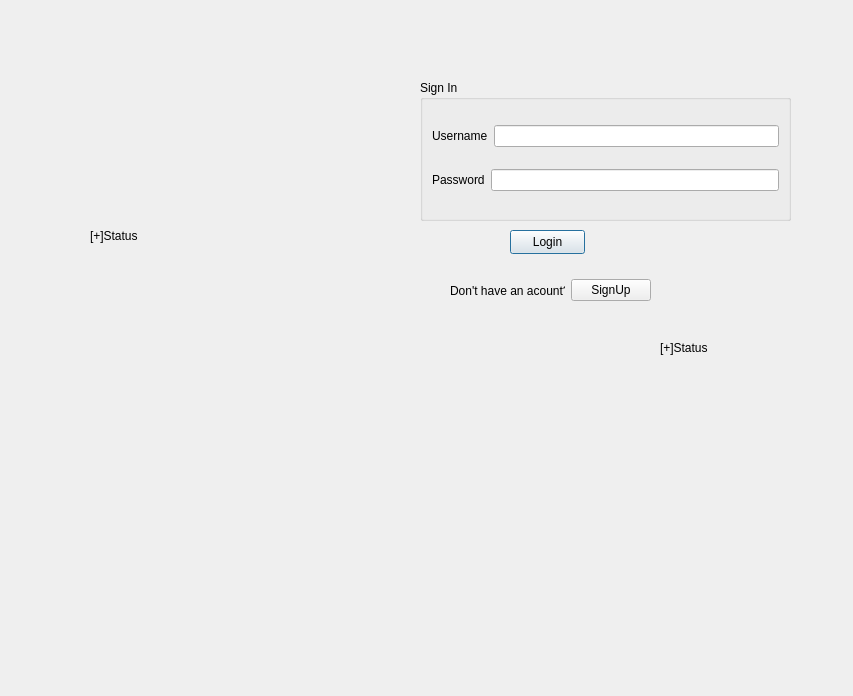
Qt form loginp.ui (manasvi30/the-muncheese-project) before a commit.
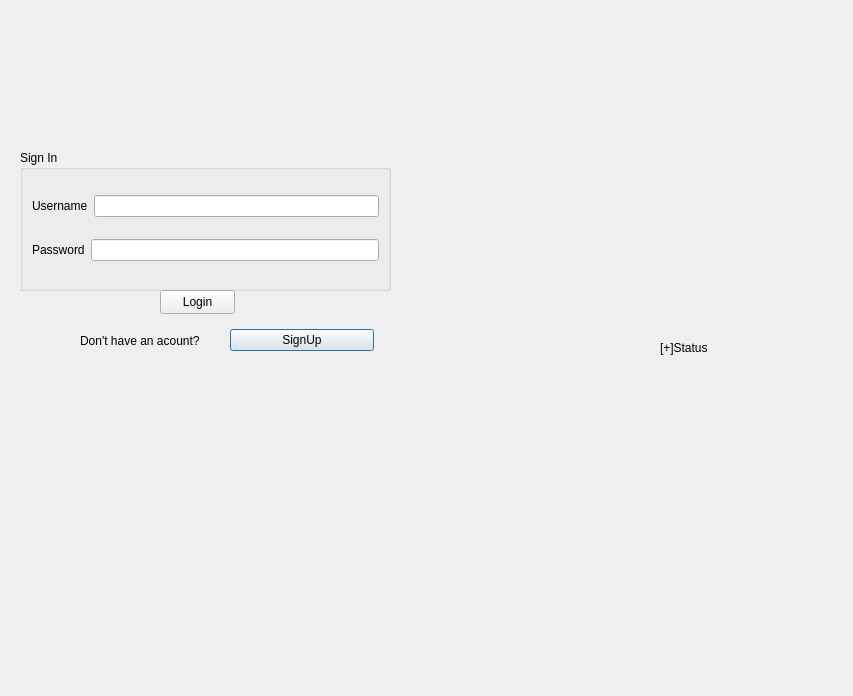
The same form after that commit.

Diff of the .ui file:
```diff
--- a/loginp.ui
+++ b/loginp.ui
@@ -13,19 +13,6 @@
   <property name="windowTitle">
    <string>Dialog</string>
   </property>
-  <widget class="QPushButton" name="pushButton_log">
-   <property name="geometry">
-    <rect>
-     <x>510</x>
-     <y>230</y>
-     <width>75</width>
-     <height>24</height>
-    </rect>
-   </property>
-   <property name="text">
-    <string>Login</string>
-   </property>
-  </widget>
   <widget class="QLabel" name="label">
    <property name="geometry">
     <rect>
@@ -36,16 +23,16 @@
     </rect>
    </property>
    <property name="text">
-    <string>[+]Status</string>
+    <string/>
    </property>
   </widget>
   <widget class="QLabel" name="label_pic1">
    <property name="geometry">
     <rect>
-     <x>0</x>
+     <x>-30</x>
      <y>20</y>
      <width>841</width>
-     <height>601</height>
+     <height>701</height>
     </rect>
    </property>
    <property name="text">
@@ -55,8 +42,8 @@
   <widget class="QGroupBox" name="groupBox">
    <property name="geometry">
     <rect>
-     <x>420</x>
-     <y>80</y>
+     <x>20</x>
+     <y>150</y>
      <width>371</width>
      <height>141</height>
     </rect>
@@ -115,9 +102,9 @@
   <widget class="QWidget" name="layoutWidget">
    <property name="geometry">
     <rect>
-     <x>450</x>
-     <y>270</y>
-     <width>201</width>
+     <x>80</x>
+     <y>320</y>
+     <width>294</width>
      <height>41</height>
     </rect>
    </property>
@@ -151,6 +138,19 @@
     <string>[+]Status</string>
    </property>
   </widget>
+  <widget class="QPushButton" name="pushButton_2">
+   <property name="geometry">
+    <rect>
+     <x>160</x>
+     <y>290</y>
+     <width>75</width>
+     <height>24</height>
+    </rect>
+   </property>
+   <property name="text">
+    <string>Login</string>
+   </property>
+  </widget>
  </widget>
  <resources/>
  <connections/>
```
Left out of the diff: 13 changed lines with no effect on the pictures.
